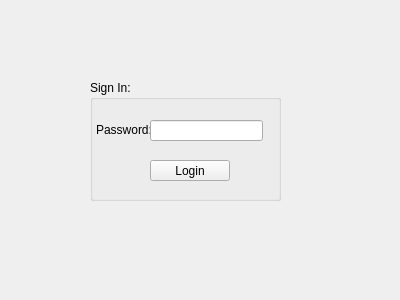
The window that loginwindow.ui (Starfractor/CS1C-Group-Project-1-National-Football-League) describes before a commit, drawn with Qt 5.
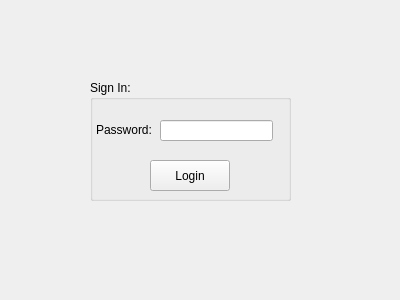
The same window after the commit.

```diff
--- a/loginwindow.ui
+++ b/loginwindow.ui
@@ -18,7 +18,7 @@
     <rect>
      <x>90</x>
      <y>80</y>
-     <width>191</width>
+     <width>201</width>
      <height>121</height>
     </rect>
    </property>
@@ -30,7 +30,7 @@
      <rect>
       <x>6</x>
       <y>40</y>
-      <width>61</width>
+      <width>71</width>
       <height>20</height>
      </rect>
     </property>
@@ -41,7 +41,7 @@
    <widget class="QLineEdit" name="lineEdit_password">
     <property name="geometry">
      <rect>
-      <x>60</x>
+      <x>70</x>
       <y>40</y>
       <width>113</width>
       <height>21</height>
@@ -57,7 +57,7 @@
       <x>60</x>
       <y>80</y>
       <width>80</width>
-      <height>21</height>
+      <height>31</height>
      </rect>
     </property>
     <property name="layoutDirection">
```
